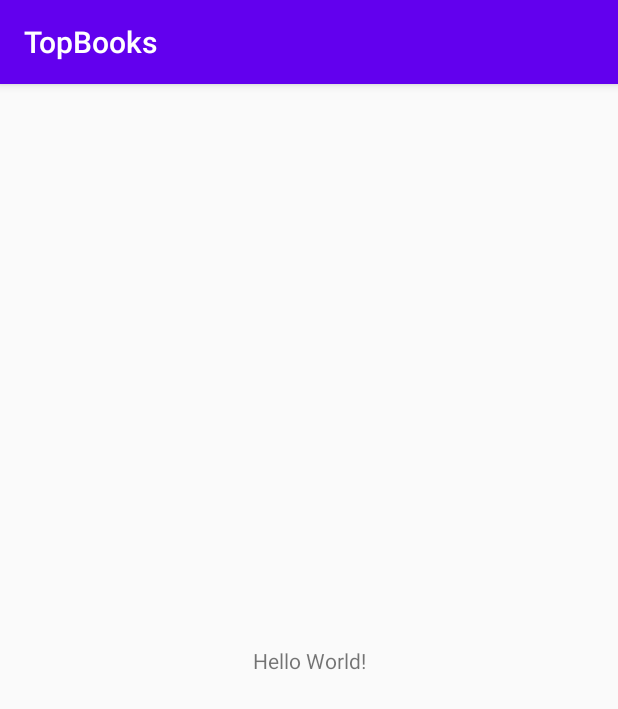
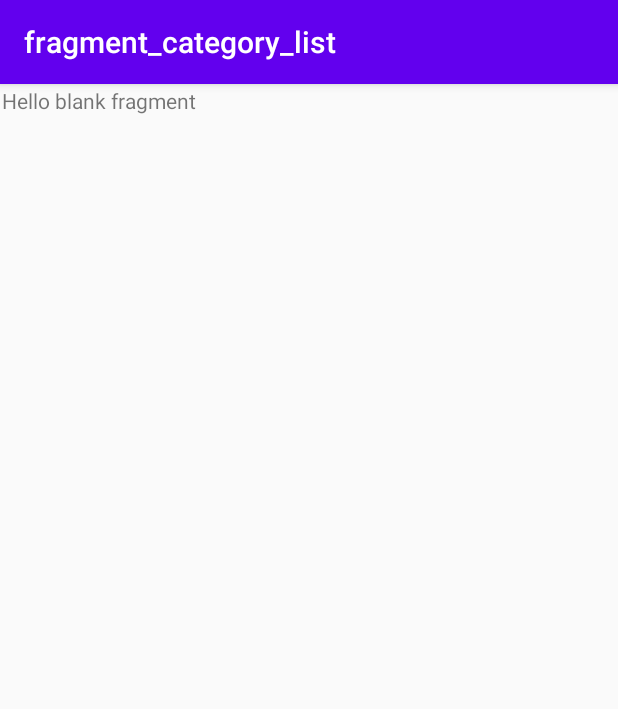
Before and after one commit to IvanYaremko/TopBooks, an Android app: the screen it shows after launch (MainActivity), on a phone screen of 412 x 824 dp. Shown: the top 709 px of the screen. Run offline under Robolectric (Android 15) with nearby library versions, the phone set to English and light mode, and no system bars; our stand-ins replace navigation-ui.

Commit message:
added navhostfragment to main activity

```diff
--- a/app/src/main/java/com/yaremko/topbooks/view/MainActivity.kt
+++ b/app/src/main/java/com/yaremko/topbooks/view/MainActivity.kt
@@ -2,12 +2,25 @@ package com.yaremko.topbooks.view
 
 import androidx.appcompat.app.AppCompatActivity
 import android.os.Bundle
+import androidx.navigation.NavController
+import androidx.navigation.Navigation
+import androidx.navigation.ui.NavigationUI
 import com.yaremko.topbooks.R
+import kotlinx.android.synthetic.main.activity_main.*
 
 class MainActivity : AppCompatActivity() {
+
+    private lateinit var navController: NavController
 
     override fun onCreate(savedInstanceState: Bundle?) {
         super.onCreate(savedInstanceState)
         setContentView(R.layout.activity_main)
+
+        navController = Navigation.findNavController(this, R.id.navHostFragment)
+        NavigationUI.setupActionBarWithNavController(this, navController)
+    }
+
+    override fun onSupportNavigateUp(): Boolean {
+        return NavigationUI.navigateUp(navController, null)
     }
 }
--- a/app/src/main/res/layout/activity_main.xml
+++ b/app/src/main/res/layout/activity_main.xml
@@ -6,13 +6,21 @@
     android:layout_height="match_parent"
     tools:context=".view.MainActivity">
 
-    <TextView
-        android:layout_width="wrap_content"
-        android:layout_height="wrap_content"
-        android:text="Hello World!"
+    <fragment
+        android:id="@+id/navHostFragment"
+        android:name="androidx.navigation.fragment.NavHostFragment"
+        android:layout_width="0dp"
+        android:layout_height="0dp"
+        android:layout_marginStart="1dp"
+        android:layout_marginLeft="1dp"
+        android:layout_marginTop="1dp"
+        android:layout_marginEnd="1dp"
+        android:layout_marginRight="1dp"
+        android:layout_marginBottom="1dp"
+        app:defaultNavHost="true"
         app:layout_constraintBottom_toBottomOf="parent"
-        app:layout_constraintLeft_toLeftOf="parent"
-        app:layout_constraintRight_toRightOf="parent"
-        app:layout_constraintTop_toTopOf="parent" />
-
+        app:layout_constraintEnd_toEndOf="parent"
+        app:layout_constraintStart_toStartOf="parent"
+        app:layout_constraintTop_toTopOf="parent"
+        app:navGraph="@navigation/book_nav" />
 </androidx.constraintlayout.widget.ConstraintLayout>
```
